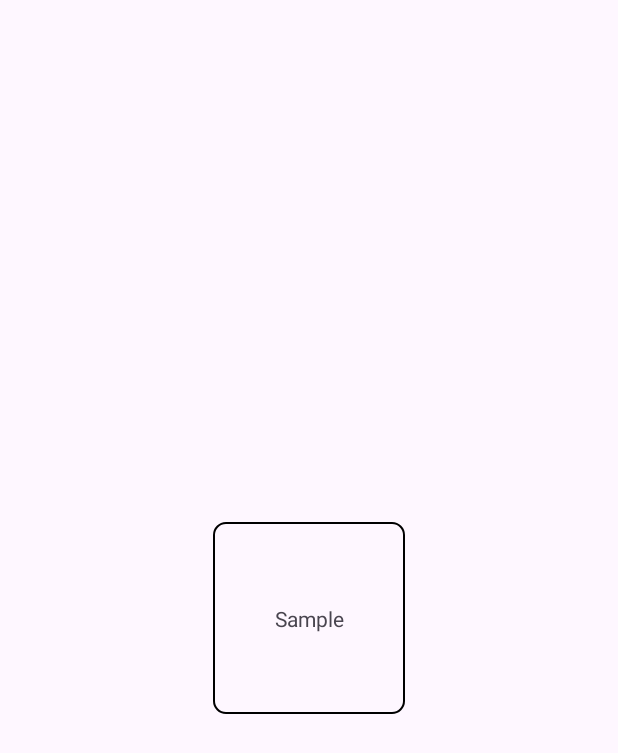
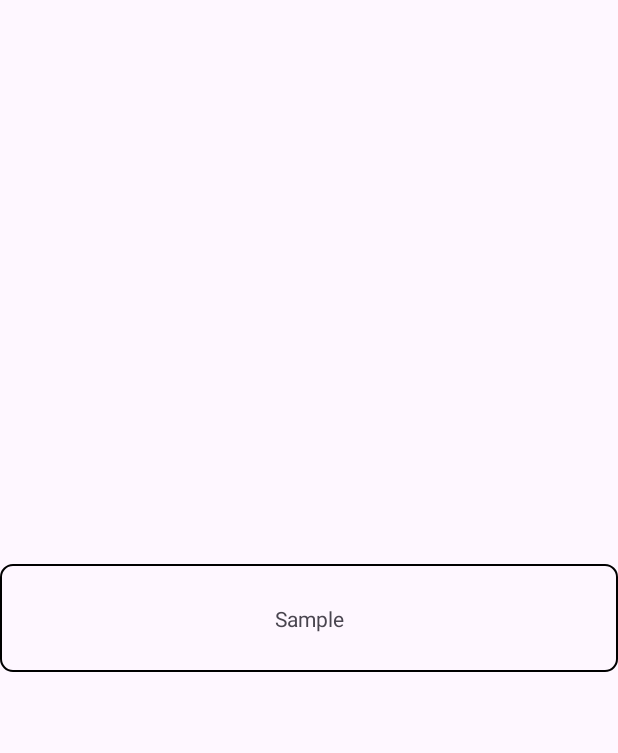
Before and after one commit to cheonjaeung/simplecarousel-android, an Android app: the layout view_holder_item.xml on its own in the app's theme, with its tools: preview values and no code run, on a phone screen of 412 x 824 dp. Shown: the top 753 px of the screen. Run offline under Robolectric (Android 15) with nearby library versions, the phone set to English and light mode, and no system bars.

Commit message:
Change sample app viewholder size

```diff
--- a/sample/src/main/res/layout/view_holder_item.xml
+++ b/sample/src/main/res/layout/view_holder_item.xml
@@ -2,8 +2,8 @@
 <androidx.constraintlayout.widget.ConstraintLayout xmlns:android="http://schemas.android.com/apk/res/android"
     xmlns:app="http://schemas.android.com/apk/res-auto"
     xmlns:tools="http://schemas.android.com/tools"
-    android:layout_width="128dp"
-    android:layout_height="128dp"
+    android:layout_width="match_parent"
+    android:layout_height="72dp"
     android:layout_gravity="center"
     android:background="@drawable/background_view_holder_item">
 
```
